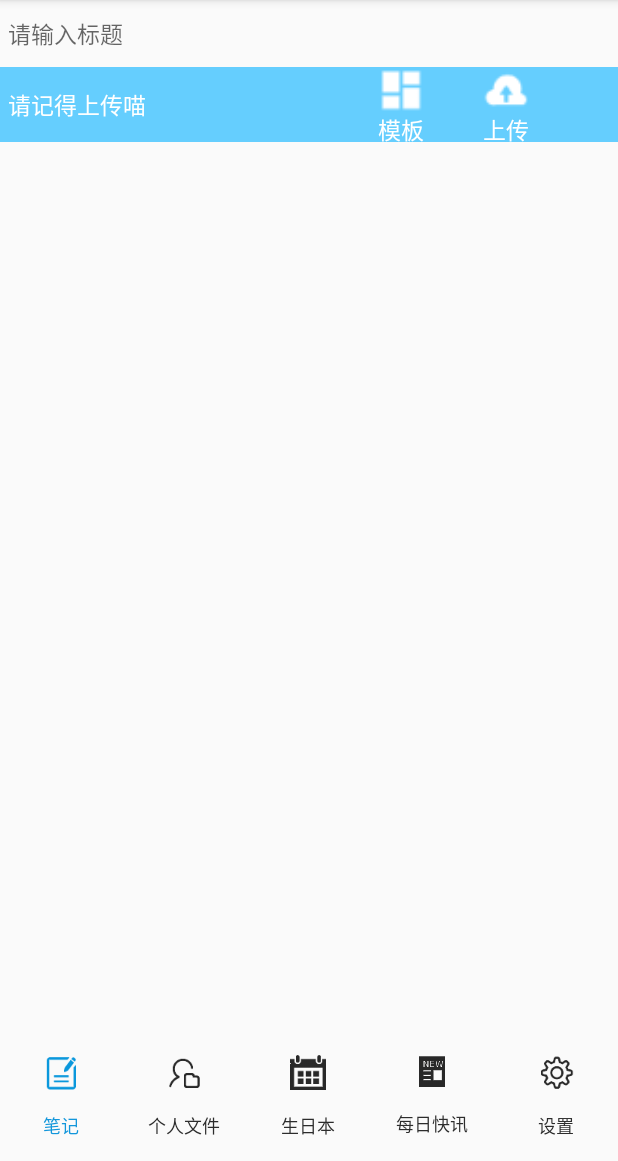
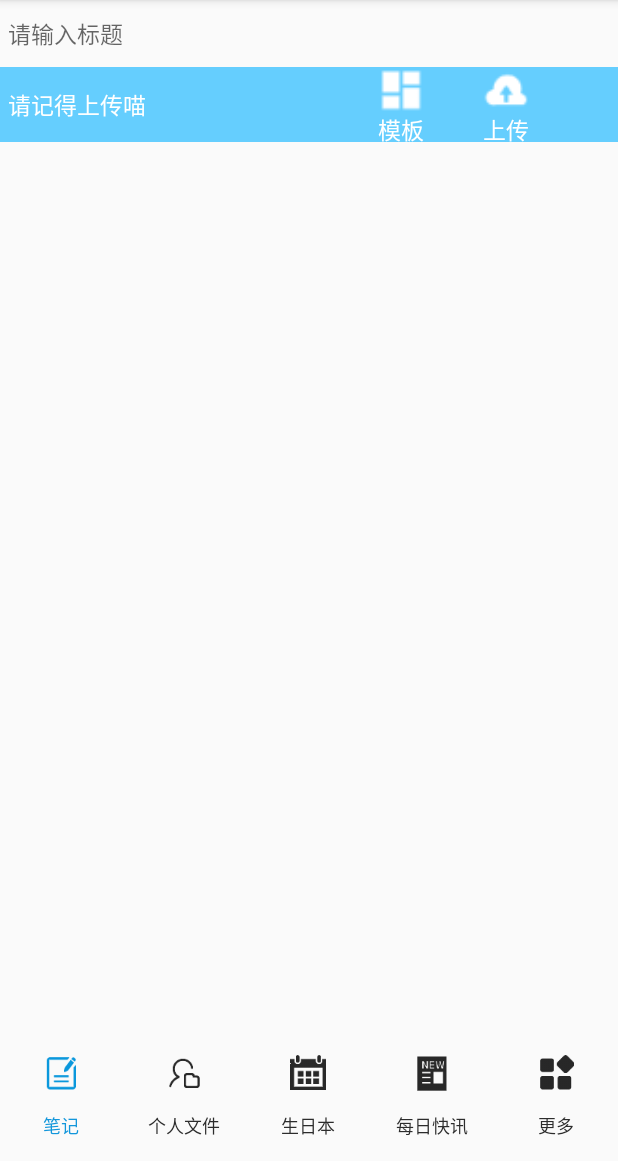
Before and after one commit to JiazhiqiangGitHub/Days, an Android app: the screen it shows after launch (MainActivity), on a phone screen of 412 x 824 dp, the part 75-1236 px from its top. Run offline under Robolectric (Android 15) with nearby library versions, the light colour scheme and no system bars; 2 statements that could not run were skipped.

Commit message:
更换了更高清的图标

```diff
--- a/app/src/main/res/layout/activity_main.xml
+++ b/app/src/main/res/layout/activity_main.xml
@@ -76,7 +76,7 @@
            android:button="@null"
            android:gravity="center"
            android:id="@+id/btn_main_setting"
-           android:text="设置"
+           android:text="更多"
            android:textSize="12sp"
            android:textColor="@drawable/settingtext_selector"
            android:drawableTop="@drawable/setting_selector"
```
Also changed, not shown: app/src/main/res/mipmap-hdpi/news_black.png (deleted), app/src/main/res/mipmap-hdpi/news_blue.png (deleted), app/src/main/res/mipmap-xhdpi/news_black.png (added), app/src/main/res/mipmap-xhdpi/news_blue.png (added), app/src/main/res/mipmap-xhdpi/setblack.png, app/src/main/res/mipmap-xhdpi/setblue.png.
